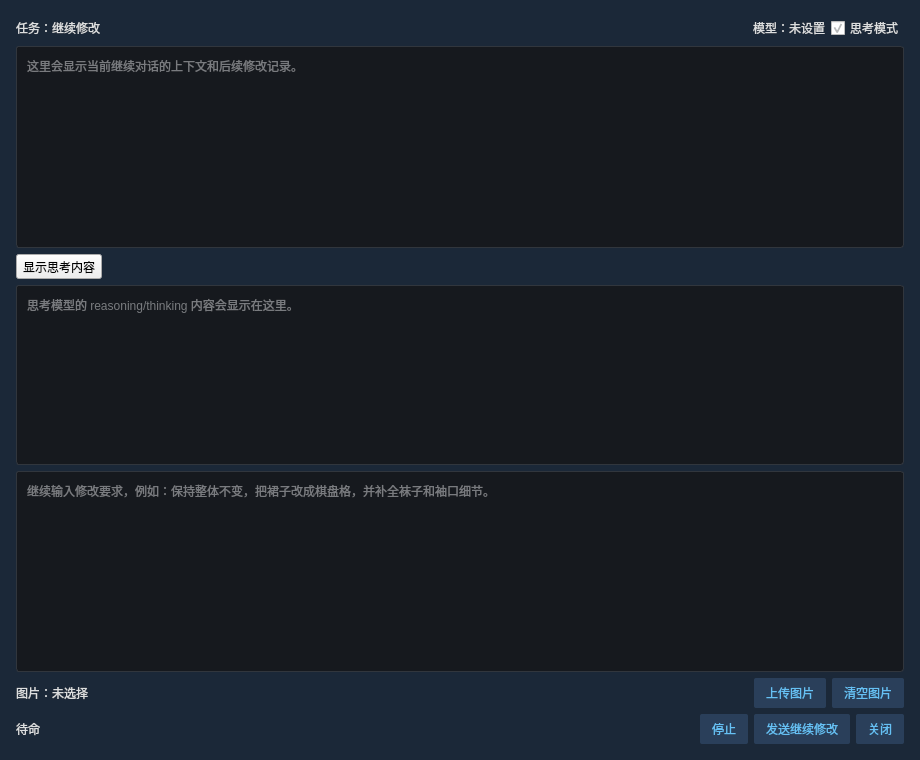
Qt form continueconversationdialog.ui (hanbinhsh/SD-LoRA-Manager) before a commit.
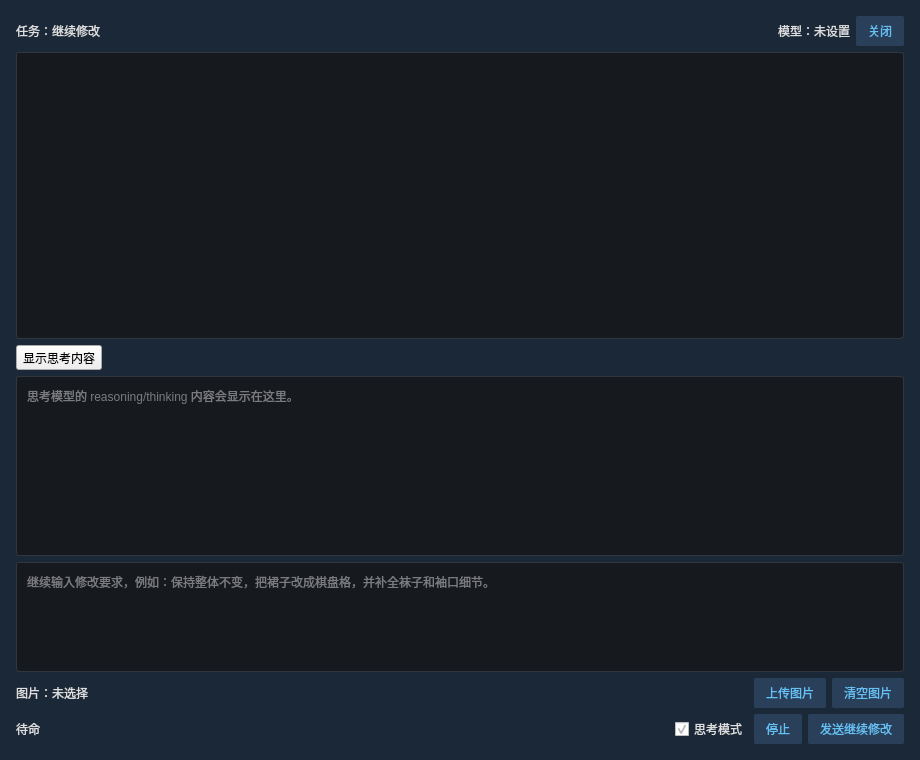
The same form after that commit.

Patch:
```diff
--- a/continueconversationdialog.ui
+++ b/continueconversationdialog.ui
@@ -15,10 +15,10 @@
   </property>
   <property name="styleSheet">
    <string notr="true">QDialog#ContinueConversationDialog { background-color: #1b2838; color: #dcdedf; }
-QTextBrowser, QPlainTextEdit, QLabel, QCheckBox {
+QTextBrowser, QListWidget, QPlainTextEdit, QLabel, QCheckBox {
     color: #dcdedf;
 }
-QTextBrowser, QPlainTextEdit {
+QTextBrowser, QListWidget, QPlainTextEdit {
     background-color: #16191e;
     border: 1px solid #31363d;
     border-radius: 3px;
@@ -31,7 +31,14 @@
     border: none;
     padding: 6px 12px;
 }
-QPushButton:hover { background-color: #3d5677; color: #ffffff; }</string>
+QPushButton:hover { background-color: #3d5677; color: #ffffff; }
+QPushButton:disabled {
+    background-color: #2a3038;
+    color: #7f8791;
+}
+QToolButton:disabled {
+    color: #7f8791;
+}</string>
   </property>
   <layout class="QVBoxLayout" name="verticalLayoutRoot">
    <property name="leftMargin">
@@ -69,33 +76,23 @@
       </spacer>
      </item>
      <item>
-     <widget class="QLabel" name="lblModelInfo">
+      <widget class="QLabel" name="lblModelInfo">
        <property name="text">
         <string>模型：未设置</string>
        </property>
       </widget>
      </item>
      <item>
-      <widget class="QCheckBox" name="chkEnableThinking">
+      <widget class="QPushButton" name="btnClose">
        <property name="text">
-        <string>思考模式</string>
-       </property>
-       <property name="checked">
-        <bool>true</bool>
+        <string>关闭</string>
        </property>
       </widget>
      </item>
     </layout>
    </item>
    <item>
-    <widget class="QTextBrowser" name="textConversation">
-     <property name="openExternalLinks">
-      <bool>false</bool>
-     </property>
-     <property name="placeholderText">
-      <string>这里会显示当前继续对话的上下文和后续修改记录。</string>
-     </property>
-    </widget>
+    <widget class="QListWidget" name="textConversation"/>
    </item>
    <item>
     <widget class="QToolButton" name="btnToggleThinking">
@@ -134,6 +131,12 @@
        <height>72</height>
       </size>
      </property>
+     <property name="maximumSize">
+      <size>
+       <width>16777215</width>
+       <height>110</height>
+      </size>
+     </property>
      <property name="placeholderText">
       <string>继续输入修改要求，例如：保持整体不变，把裙子改成棋盘格，并补全袜子和袖口细节。</string>
      </property>
@@ -199,6 +202,16 @@
        </property>
       </spacer>
      </item>
+     <item>
+      <widget class="QCheckBox" name="chkEnableThinking">
+       <property name="text">
+        <string>思考模式</string>
+       </property>
+       <property name="checked">
+        <bool>true</bool>
+       </property>
+      </widget>
+     </item>
      <item>
       <widget class="QPushButton" name="btnStop">
        <property name="text">
@@ -213,13 +226,6 @@
        </property>
       </widget>
      </item>
-     <item>
-      <widget class="QPushButton" name="btnClose">
-       <property name="text">
-        <string>关闭</string>
-       </property>
-      </widget>
-     </item>
     </layout>
    </item>
   </layout>
```
Left out of the diff: 2 changed lines with no effect on the pictures.
